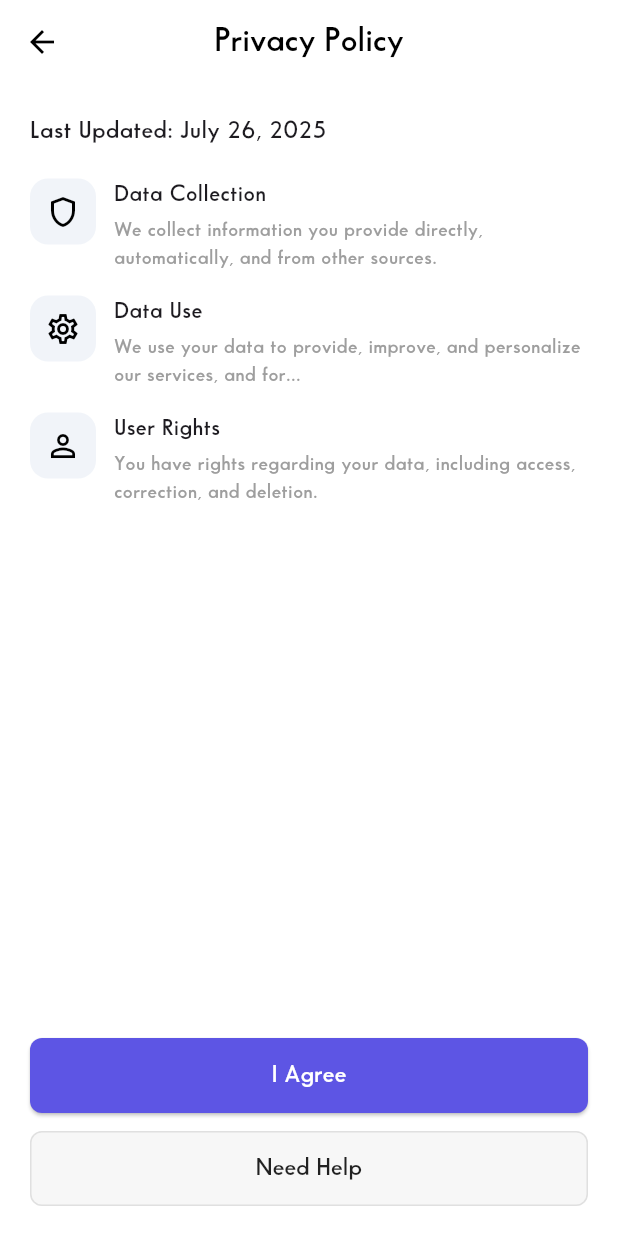
After one commit to hamed12232/Nexon-Connect, a Flutter app: the PrivacyPolicyScreen screen opened by its route, on a phone screen of 412 x 824 dp. The commit adds this screen. Run offline on Flutter 3.47's test engine with Material 3 defaults, Android fonts, the phone set to English and light mode, and no system bars; our stand-ins replace bloc, cached_network_image, cloud_firestore, firebase_auth, firebase_core, firebase_messaging and 10 more; accounts and stored records are empty; project files that could hold a hidden picture were left out.

Commit message:
add privacy page

```diff
--- a/lib/core/routing/NavigationRoutes.dart
+++ b/lib/core/routing/NavigationRoutes.dart
@@ -7,6 +7,7 @@ import 'package:myapp/features/Inbox/ui/screen/Inbox_Screen.dart';
 import 'package:myapp/features/profile/logic/user_model.dart';
 import 'package:myapp/features/profile/ui/screen/profileScreen.dart';
 import 'package:myapp/features/profile/ui/screen/SettingsPrivacypage.dart';
+import 'package:myapp/features/profile/ui/widget/PrivacyPolicyScreen.dart';
 import 'package:myapp/features/profile/ui/widget/accountSection.dart';
 import 'package:myapp/features/profile/ui/widget/changePassword.dart';
 
@@ -44,7 +45,8 @@ class NavigationRoutes {
 
       case ComplateProfileScreen.routeName:
         return MaterialPageRoute(builder: (context) => const ComplateProfileScreen());
-
+      case PrivacyPolicyScreen.routeName:
+        return MaterialPageRoute(builder: (context) => const PrivacyPolicyScreen());
       default:
         return MaterialPageRoute(builder: (context) => const AuthScreen());
     }
--- a/lib/features/profile/ui/screen/SettingsPrivacypage.dart
+++ b/lib/features/profile/ui/screen/SettingsPrivacypage.dart
@@ -4,6 +4,7 @@ import 'package:flutter/material.dart';
 import 'package:myapp/core/helper/services_helper.dart';
 import 'package:myapp/core/style/style.dart';
 import 'package:myapp/features/auth/ui/screen/AuthScreen.dart';
+import 'package:myapp/features/profile/ui/widget/PrivacyPolicyScreen.dart';
 import 'package:myapp/features/profile/ui/widget/accountSection.dart';
 import 'package:myapp/features/profile/ui/widget/changePassword.dart';
 
@@ -79,7 +80,11 @@ class _SettingsPrivacyPageState extends State<SettingsPrivacyPage> {
             setState(() => darkModeEnabled = value);
           }),
           _buildSectionTitle("SUPPORT & ABOUT"),
-          _buildSimpleTile(Icons.privacy_tip_outlined, "Privacy Policy"),
+          GestureDetector(
+            onTap: (){
+              Navigator.pushNamed(context, PrivacyPolicyScreen.routeName);
+            },
+            child: _buildSimpleTile(Icons.privacy_tip_outlined, "Privacy Policy")),
           _buildSimpleTile(Icons.help_outline, "Help & Support"),
           Column(
             children: [
--- /dev/null
+++ b/lib/features/profile/ui/widget/PrivacyPolicyScreen.dart
@@ -0,0 +1,154 @@
+import 'package:flutter/material.dart';
+import 'package:myapp/core/style/style.dart';
+
+class PrivacyPolicyScreen extends StatelessWidget {
+  const PrivacyPolicyScreen({super.key});
+  static const routeName = '/privacy-policy';
+
+  @override
+  Widget build(BuildContext context) {
+    return Scaffold(
+      backgroundColor: const Color(0xFFEFF3FA),
+      appBar: AppBar(
+        backgroundColor: Colors.white,
+        elevation: 0,
+        centerTitle: true,
+        title: const Text(
+          'Privacy Policy',
+          style: TextStyle(color: Colors.black, fontWeight: FontWeight.w700),
+        ),
+        leading: IconButton(
+          icon: const Icon(Icons.arrow_back, color: Colors.black),
+          onPressed: () {
+            Navigator.pop(context);
+          },
+        ),
+      ),
+      body: Container(
+        color: Colors.white,
+        padding: const EdgeInsets.symmetric(horizontal: 20, vertical: 20),
+        child: Column(
+          crossAxisAlignment: CrossAxisAlignment.start,
+          children: [
+            const Text(
+              'Last Updated: July 26, 2025',
+              style: TextStyle(fontSize: 16, fontWeight: FontWeight.w700),
+            ),
+            const SizedBox(height: 20),
+            _buildPrivacyItem(
+              icon: Icons.shield_outlined,
+              title: 'Data Collection',
+              description:
+                  'We collect information you provide directly, automatically, and from other sources.',
+            ),
+            const SizedBox(height: 15),
+            _buildPrivacyItem(
+              icon: Icons.settings_outlined,
+              title: 'Data Use',
+              description:
+                  'We use your data to provide, improve, and personalize our services, and for...',
+            ),
+            const SizedBox(height: 15),
+            _buildPrivacyItem(
+              icon: Icons.person_outline,
+              title: 'User Rights',
+              description:
+                  'You have rights regarding your data, including access, correction, and deletion.',
+            ),
+            const Spacer(),
+            _buildBottomButtons(context),
+          ],
+        ),
+      ),
+    );
+  }
+
+  Widget _buildPrivacyItem({
+    required IconData icon,
+    required String title,
+    required String description,
+  }) {
+    return Row(
+      crossAxisAlignment: CrossAxisAlignment.start,
+      children: [
+        Container(
+          padding: const EdgeInsets.all(10),
+          decoration: BoxDecoration(
+            color: const Color(0xFFF1F4F9),
+            borderRadius: BorderRadius.circular(12),
+          ),
+          child: Icon(icon, color: Colors.black, size: 24),
+        ),
+        const SizedBox(width: 12),
+        Expanded(
+          child: Column(
+            crossAxisAlignment: CrossAxisAlignment.start,
+            children: [
+              Text(
+                title,
+                style: const TextStyle(
+                  fontSize: 15,
+                  fontWeight: FontWeight.w700,
+                ),
+              ),
+              const SizedBox(height: 4),
+              Text(
+                description,
+                style: const TextStyle(fontSize: 13, color: Colors.grey),
+              ),
+            ],
+          ),
+        ),
+      ],
+    );
+  }
+
+  Widget _buildBottomButtons(BuildContext context) {
+    return Column(
+      children: [
+        SizedBox(
+          width: double.infinity,
+          height: 50,
+          child: ElevatedButton(
+            style: ElevatedButton.styleFrom(
+              backgroundColor: ColorsTheme.loginGradientEnd,
+              shape: RoundedRectangleBorder(
+                borderRadius: BorderRadius.circular(8),
+              ),
+            ),
+            onPressed: () {
+              Navigator.pop(context);
+            },
+            child: const Text(
+              "I Agree",
+              style: TextStyle(fontWeight: FontWeight.w600, fontSize: 16, color: Colors.white),
+            ),
+          ),
+        ),
+        const SizedBox(height: 12),
+        SizedBox(
+          width: double.infinity,
+          height: 50,
+          child: OutlinedButton(
+            style: OutlinedButton.styleFrom(
+              shape: RoundedRectangleBorder(
+                borderRadius: BorderRadius.circular(8),
+              ),
+              side: const BorderSide(color: Color(0xFFE0E0E0)),
+              backgroundColor: const Color(0xFFF7F7F7),
+            ),
+            onPressed: () {},
+            child: const Text(
+              "Need Help",
+              style: TextStyle(
+                fontWeight: FontWeight.w600,
+                fontSize: 16,
+                color: Colors.black87,
+              ),
+            ),
+          ),
+        ),
+      ],
+    );
+  }
+}
```
